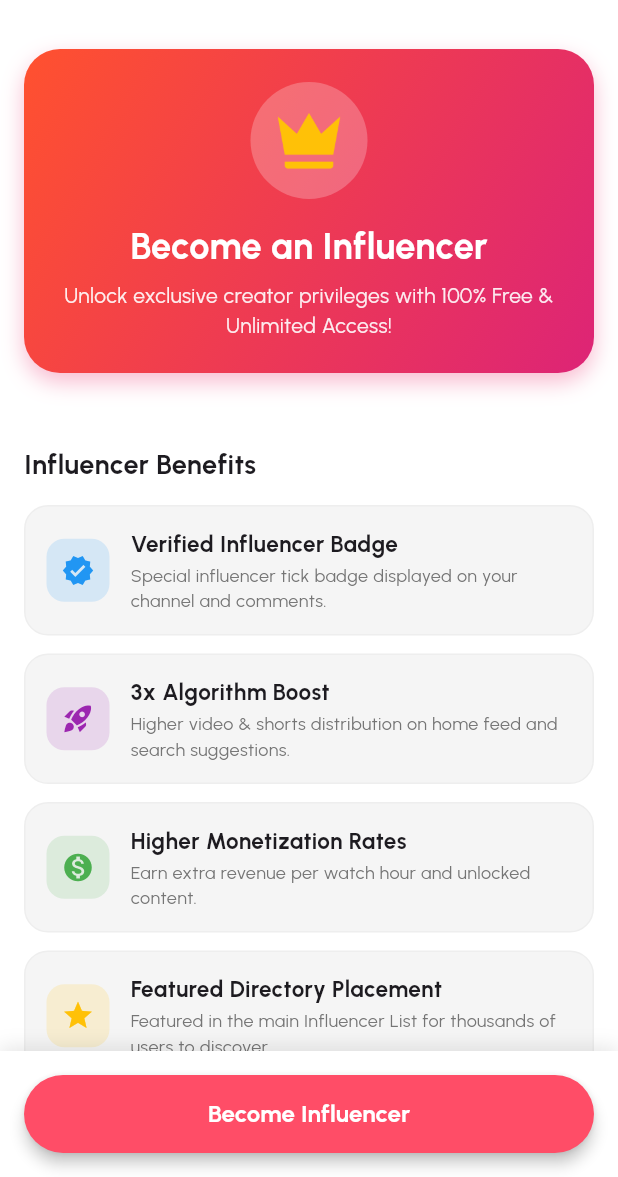
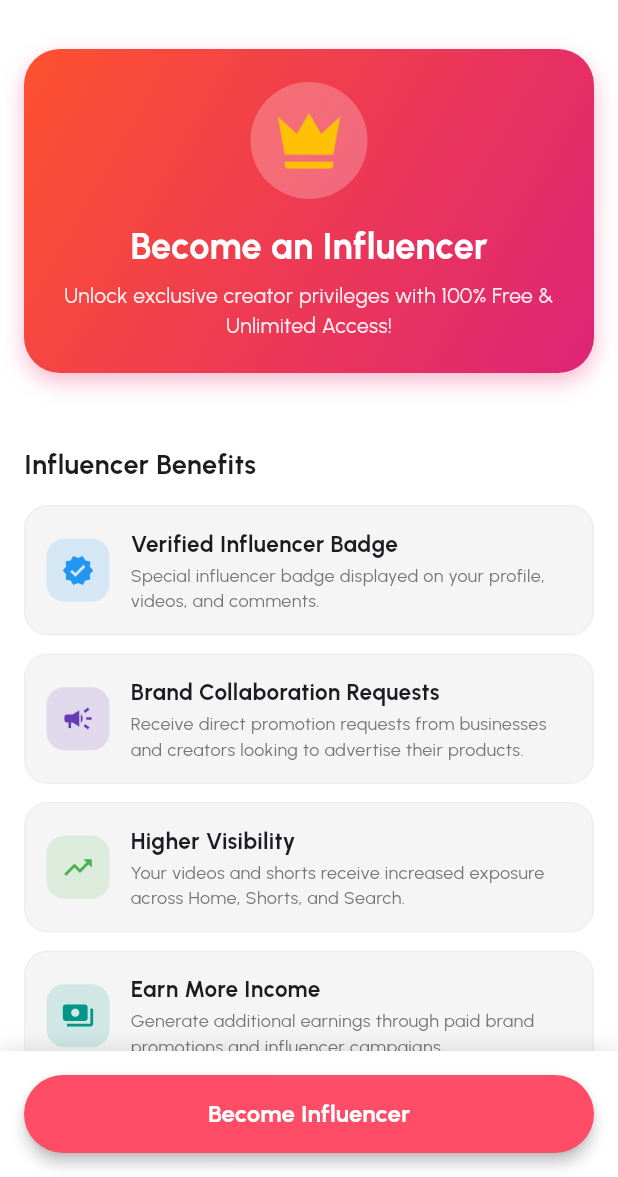
Before and after one commit to starwayinfotechpvtltd-afk/lsvem24, a Flutter app: the BecomeInfluencerView screen opened directly, on a phone screen of 412 x 824 dp, the part 59-1236 px from its top. Run offline on Flutter 3.47's test engine with Material 3 defaults, Android fonts, the light colour scheme and no system bars; our stand-ins replace audioplayers, blurrycontainer, cached_network_image, camera, chewie, connectivity_plus and 36 more; missing offline and left inert: country_state_city, date_picker_plus, encrypt, ffmpeg_kit_flutter_new, floating and 14 more; accounts and stored records are empty; network calls fail; project files that could hold a hidden picture were left out.

Commit message:
successfully running

```diff
--- a/lib/custom/custom_api/like_dislike_api.dart
+++ b/lib/custom/custom_api/like_dislike_api.dart
@@ -9,9 +9,8 @@ class LikeDisLikeVideoApi {
     AppSettings.showLog("Like DisLike Video Api Calling... videoId=$videoId");
 
     if (GuestLikeStorage.isGuest) {
-      await GuestLikeStorage.saveReaction(videoId, isLike);
       AppSettings.showLog(
-        'Guest ${isLike ? 'like' : 'dislike'} saved locally for $videoId',
+        'Guest user clicked ${isLike ? 'like' : 'dislike'} - ignored for guest',
       );
       return;
     }
--- a/lib/database/database.dart
+++ b/lib/database/database.dart
@@ -107,7 +107,7 @@ class Database {
   static String get referralLink {
     if (referralCode.isEmpty) return "";
 
-    return "${Constant.mediaBaseURL}/lsvem24/invite/$referralCode";
+    return "https://lsvem24.com/invite/$referralCode";
   }
 
   static String getVideoShareLink(String videoId, {String? slug, bool isShort = false}) {
--- a/lib/pages/nav_home_page/api/fetch_all_video_api.dart
+++ b/lib/pages/nav_home_page/api/fetch_all_video_api.dart
@@ -14,7 +14,8 @@ class FetchAllVideoApi {
 
     startPagination += 1;
 
-    final uri = Uri.parse("${Constant.baseURL + Constant.homeVideo}?start=$startPagination&type=all&limit=$limitPagination");
+    final userParam = (loginUserId.isNotEmpty && loginUserId != "null") ? "&userId=$loginUserId" : "";
+    final uri = Uri.parse("${Constant.baseURL + Constant.homeVideo}?start=$startPagination&type=all&limit=$limitPagination$userParam");
 
     AppSettings.showLog("Uri => $uri");
 
--- a/lib/pages/nav_shorts_page/get_shorts_video_api.dart
+++ b/lib/pages/nav_shorts_page/get_shorts_video_api.dart
@@ -17,7 +17,8 @@ class GetShortsVideoApi {
 
     AppSettings.showLog("Get Shorts Pagination Page => $startPagination");
 
-    final uri = Uri.parse("${Constant.baseURL + Constant.getShortsVideo}?start=$nextPage&limit=$limitPagination");
+    final userParam = (loginUserId.isNotEmpty && loginUserId != "null") ? "&userId=$loginUserId" : "";
+    final uri = Uri.parse("${Constant.baseURL + Constant.getShortsVideo}?start=$nextPage&limit=$limitPagination$userParam");
 
     try {
     final response = await http
--- a/lib/pages/preview_shorts/preview_shorts_api.dart
+++ b/lib/pages/preview_shorts/preview_shorts_api.dart
@@ -17,7 +17,8 @@ class GetPreviewShortsVideoApi {
 
     AppSettings.showLog("Get Shorts Pagination Page => $startPagination");
 
-    final uri = Uri.parse("${Constant.baseURL + Constant.getShortsVideo}?start=${page ?? startPagination}&limit=${limit ?? limitPagination}");
+    final userParam = (loginUserId.isNotEmpty && loginUserId != "null") ? "&userId=$loginUserId" : "";
+    final uri = Uri.parse("${Constant.baseURL + Constant.getShortsVideo}?start=${page ?? startPagination}&limit=${limit ?? limitPagination}$userParam");
 
     final headers = {"key": Constant.secretKey};
 
--- a/lib/pages/profile_page/influencer_page/become_influencer_view.dart
+++ b/lib/pages/profile_page/influencer_page/become_influencer_view.dart
@@ -30,7 +30,8 @@ class _BecomeInfluencerViewState extends State<BecomeInfluencerView> {
   void initState() {
     super.initState();
     userCoins.value = GetProfileApi.profileModel?.user?.coin ?? 0;
-    isInfluencer.value = GetProfileApi.profileModel?.user?.isInfluencer ?? false;
+    isInfluencer.value =
+        GetProfileApi.profileModel?.user?.isInfluencer ?? false;
   }
 
   Future<void> _handleSubscribeInfluencer() async {
@@ -48,7 +49,8 @@ class _BecomeInfluencerViewState extends State<BecomeInfluencerView> {
 
     try {
       isLoading.value = true;
-      final uri = Uri.parse("${Constant.baseURL}client/user/becomeInfluencer?userId=$userId");
+      final uri = Uri.parse(
+          "${Constant.baseURL}client/user/becomeInfluencer?userId=$userId");
       final headers = {
         "key": Constant.secretKey,
         "Content-Type": "application/json"
@@ -61,19 +63,23 @@ class _BecomeInfluencerViewState extends State<BecomeInfluencerView> {
           if (GetProfileApi.profileModel?.user != null) {
             await GetProfileApi.callApi(userId);
           }
-          userCoins.value = GetProfileApi.profileModel?.user?.coin ?? (userCoins.value - 100);
+          userCoins.value =
+              GetProfileApi.profileModel?.user?.coin ?? (userCoins.value - 100);
           isInfluencer.value = true;
           CustomToast.show(jsonResponse['message'] ??
               "Congratulations! You are now a verified Influencer 🎉");
         } else {
-          CustomToast.show(jsonResponse['message'] ?? "Failed to become an influencer.");
+          CustomToast.show(
+              jsonResponse['message'] ?? "Failed to become an influencer.");
         }
       } else {
         try {
           final jsonResponse = json.decode(response.body);
-          CustomToast.show(jsonResponse['message'] ?? "Server error (${response.statusCode})");
+          CustomToast.show(jsonResponse['message'] ??
+              "Server error (${response.statusCode})");
         } catch (_) {
-          CustomToast.show("Server error (${response.statusCode}). Please try again later.");
+          CustomToast.show(
+              "Server error (${response.statusCode}). Please try again later.");
         }
       }
     } catch (e) {
@@ -114,7 +120,8 @@ class _BecomeInfluencerViewState extends State<BecomeInfluencerView> {
         centerTitle: AppSettings.isCenterTitle,
         title: Text(
           "Become Influencer",
-          style: GoogleFonts.urbanist(fontSize: 18, fontWeight: FontWeight.bold),
+          style:
+              GoogleFonts.urbanist(fontSize: 18, fontWeight: FontWeight.bold),
         ),
       ),
       body: SingleChildScrollView(
@@ -149,7 +156,8 @@ class _BecomeInfluencerViewState extends State<BecomeInfluencerView> {
                       color: Colors.white24,
                       shape: BoxShape.circle,
                     ),
-                    child: Image.asset(AppIcons.king, width: 50, height: 50, color: Colors.amber),
+                    child: Image.asset(AppIcons.king,
+                        width: 50, height: 50, color: Colors.amber),
                   ),
                   const SizedBox(height: 14),
                   Text(
@@ -247,35 +255,53 @@ class _BecomeInfluencerViewState extends State<BecomeInfluencerView> {
               icon: Icons.verified,
               iconColor: Colors.blue,
               title: "Verified Influencer Badge",
-              subtitle: "Special influencer tick badge displayed on your channel and comments.",
+              subtitle:
+                  "Special influencer badge displayed on your profile, videos, and comments.",
             ),
             const SizedBox(height: 12),
+
             _buildBenefitRow(
-              icon: Icons.rocket_launch,
-              iconColor: Colors.purple,
-              title: "3x Algorithm Boost",
-              subtitle: "Higher video & shorts distribution on home feed and search suggestions.",
+              icon: Icons.campaign,
+              iconColor: Colors.deepPurple,
+              title: "Brand Collaboration Requests",
+              subtitle:
+                  "Receive direct promotion requests from businesses and creators looking to advertise their products.",
             ),
             const SizedBox(height: 12),
+
             _buildBenefitRow(
-              icon: Icons.monetization_on,
+              icon: Icons.trending_up,
               iconColor: Colors.green,
-              title: "Higher Monetization Rates",
-              subtitle: "Earn extra revenue per watch hour and unlocked content.",
+              title: "Higher Visibility",
+              subtitle:
+                  "Your videos and shorts receive increased exposure across Home, Shorts, and Search.",
             ),
             const SizedBox(height: 12),
+
             _buildBenefitRow(
-              icon: Icons.star,
-              iconColor: Colors.amber,
-              title: "Featured Directory Placement",
-              subtitle: "Featured in the main Influencer List for thousands of users to discover.",
+              icon: Icons.payments,
+              iconColor: Colors.teal,
+              title: "Earn More Income",
+              subtitle:
+                  "Generate additional earnings through paid brand promotions and influencer campaigns.",
             ),
             const SizedBox(height: 12),
+
             _buildBenefitRow(
-              icon: Icons.headset_mic,
+              icon: Icons.people,
               iconColor: Colors.orange,
-              title: "Priority Support & Perks",
-              subtitle: "Dedicated VIP creator support and early access to new features.",
+              title: "Grow Your Audience Faster",
+              subtitle:
+                  "Reach more viewers and gain followers more quickly with influencer status.",
+            ),
+            const SizedBox(height: 12),
+
+            _buildBenefitRow(
+              icon: Icons.handshake,
+              iconColor: Colors.indigo,
+              title: "Business Partnerships",
+              subtitle:
+                  "Build long-term collaborations with companies for regular sponsored content and promotions.",
             ),
             const SizedBox(height: 25),
           ],
@@ -305,12 +331,15 @@ class _BecomeInfluencerViewState extends State<BecomeInfluencerView> {
                 onPressed: (isInfluencer.value || isLoading.value)
                     ? null
                     : () {
-          if (!AuthService.checkLogin()) return;
-          _handleSubscribeInfluencer();
-        },
+                        if (!AuthService.checkLogin()) return;
+                        _handleSubscribeInfluencer();
+                      },
                 style: ElevatedButton.styleFrom(
-                  backgroundColor: isInfluencer.value ? Colors.green : AppColor.primaryColor,
-                  disabledBackgroundColor: isInfluencer.value ? Colors.green.shade700 : Colors.grey.shade400,
+                  backgroundColor:
+                      isInfluencer.value ? Colors.green : AppColor.primaryColor,
+                  disabledBackgroundColor: isInfluencer.value
+                      ? Colors.green.shade700
+                      : Colors.grey.shade400,
                   disabledForegroundColor: Colors.white,
                   shape: RoundedRectangleBorder(
                     borderRadius: BorderRadius.circular(26),
@@ -321,13 +350,15 @@ class _BecomeInfluencerViewState extends State<BecomeInfluencerView> {
                     ? const SizedBox(
                         height: 24,
                         width: 24,
-                        child: CircularProgressIndicator(color: Colors.white, strokeWidth: 2.5),
+                        child: CircularProgressIndicator(
+                            color: Colors.white, strokeWidth: 2.5),
                       )
                     : Row(
                         mainAxisAlignment: MainAxisAlignment.center,
                         children: [
                           if (isInfluencer.value) ...[
-                            const Icon(Icons.verified, color: Colors.white, size: 22),
+                            const Icon(Icons.verified,
+                                color: Colors.white, size: 22),
                             const SizedBox(width: 8),
                             Text(
                               "You are already an influencer",
@@ -369,7 +400,8 @@ class _BecomeInfluencerViewState extends State<BecomeInfluencerView> {
       () => Container(
         padding: const EdgeInsets.all(14),
         decoration: BoxDecoration(
-          color: isDarkMode.value ? AppColor.secondDarkMode : Colors.grey.shade100,
+          color:
+              isDarkMode.value ? AppColor.secondDarkMode : Colors.grey.shade100,
           borderRadius: BorderRadius.circular(16),
           border: Border.all(
             color: isDarkMode.value ? Colors.white12 : Colors.grey.shade200,
@@ -402,7 +434,9 @@ class _BecomeInfluencerViewState extends State<BecomeInfluencerView> {
                     subtitle,
                     style: GoogleFonts.urbanist(
                       fontSize: 12,
-                      color: isDarkMode.value ? Colors.grey.shade400 : Colors.grey.shade600,
+                      color: isDarkMode.value
+                          ? Colors.grey.shade400
+                          : Colors.grey.shade600,
                     ),
                   ),
                 ],
--- a/lib/pages/profile_page/influencer_page/influencer_view.dart
+++ b/lib/pages/profile_page/influencer_page/influencer_view.dart
@@ -147,7 +147,7 @@ class _InfluencerViewState extends State<InfluencerView> {
                     ? const Icon(Icons.verified, size: 16, color: Colors.white)
                     : const Icon(Icons.star, size: 16, color: Colors.white),
                 label: Text(
-                  isInfluencer.value ? "You are already an influencer" : "Become Influencer",
+                  isInfluencer.value ? "Already an influencer" : "Become Influencer",
                   style: GoogleFonts.urbanist(
                     fontSize: 13,
                     fontWeight: FontWeight.bold,
--- a/lib/pages/video_details_page/video_details_api.dart
+++ b/lib/pages/video_details_page/video_details_api.dart
@@ -9,7 +9,8 @@ class VideoDetailsApi {
   static Future<VideoDetailsModel?> callApi(String loginUserId, String videoId, int videoType) async {
     AppSettings.showLog("Video Details Api Calling...");
 
-    final uri = Uri.parse("${Constant.baseURL + Constant.getVideoDetail}?videoId=$videoId&videoType=$videoType");
+    final userParam = (loginUserId.isNotEmpty && loginUserId != "null") ? "&userId=$loginUserId" : "";
+    final uri = Uri.parse("${Constant.baseURL + Constant.getVideoDetail}?videoId=$videoId&videoType=$videoType$userParam");
 
     final headers = {"key": Constant.secretKey};
 
--- a/pubspec.yaml
+++ b/pubspec.yaml
@@ -16,7 +16,7 @@ publish_to: 'none' # Remove this line if you wish to publish to pub.dev
 # https://developer.apple.com/library/archive/documentation/General/Reference/InfoPlistKeyReference/Articles/CoreFoundationKeys.html
 # In Windows, build-name is used as the major, minor, and patch parts
 # of the product and file versions while build-number is used as the build suffix.
-version: 1.0.0+1
+version: 1.0.1+2
 
 environment:
 
```
Also changed, not shown: lib/pages/nav_shorts_page/nav_shorts_details_view.dart (+9 -10 lines), lib/pages/preview_shorts/preview_shorts_video.dart (+9 -10 lines), lib/pages/video_details_page/normal_video_details_controller.dart (+11 -13 lines), lib/pages/video_details_page/shorts_video_details_view.dart (+9 -10 lines), lib/utils/storage/guest_like_storage.dart (+4 -19 lines), 2 other files.
